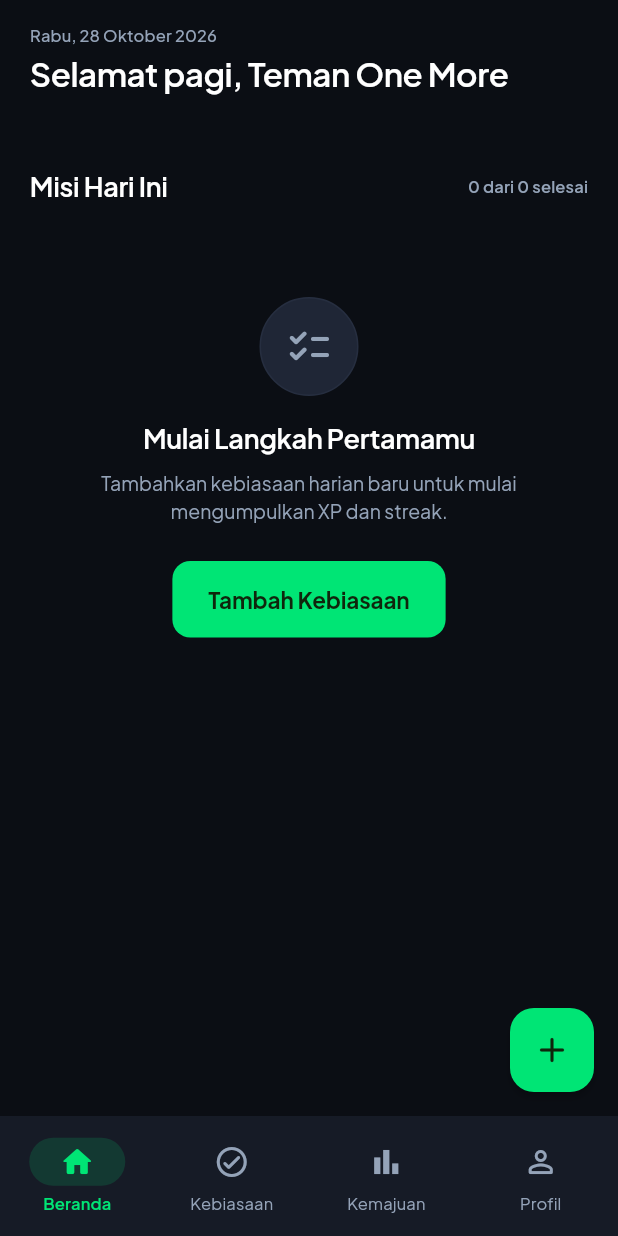
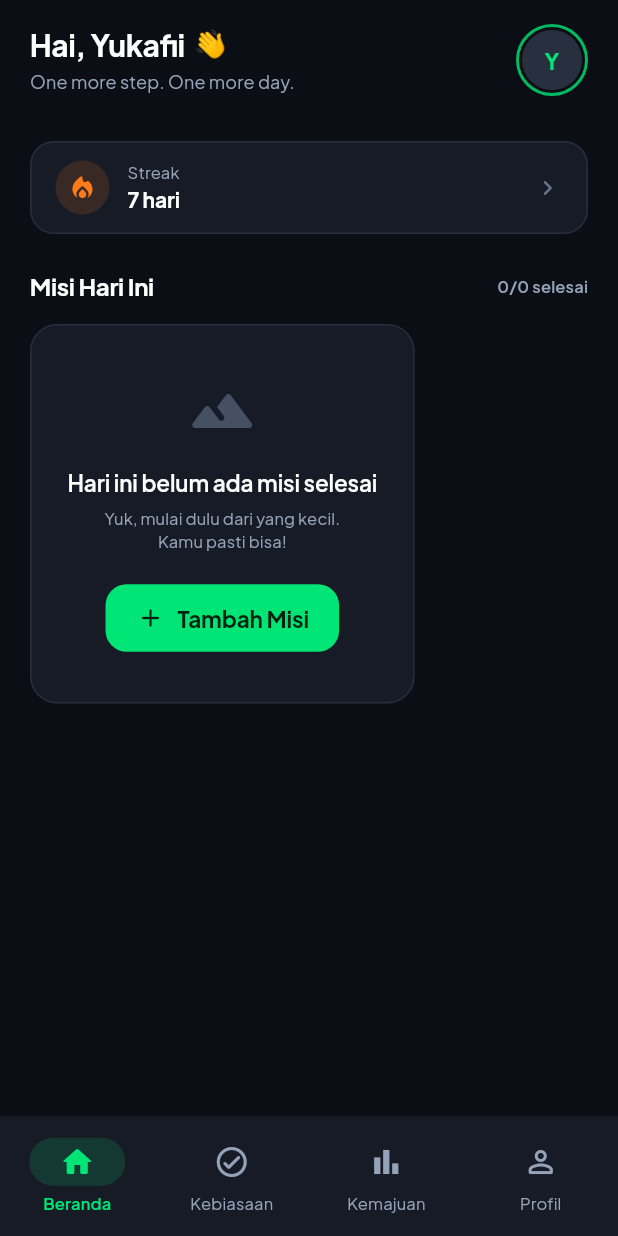
Before and after one commit to yungkaii/OneMore, a Flutter app: the DashboardScreen screen opened by its route, on a phone screen of 412 x 824 dp. Run offline on Flutter 3.47's test engine with Material 3 defaults, Android fonts, the phone set to English and light mode, and no system bars; our stand-ins replace flutter_local_notifications, flutter_riverpod, go_router, google_fonts, shared_preferences, supabase_flutter and 1 more; accounts and stored records are empty.

Commit message:
feat(dashboard): redesign dashboard with greeting card, xp progress, and streak banner

```diff
--- a/lib/features/dashboard/dashboard_screen.dart
+++ b/lib/features/dashboard/dashboard_screen.dart
@@ -2,14 +2,13 @@ import 'package:flutter/material.dart';
 import 'package:flutter_riverpod/flutter_riverpod.dart';
 import 'package:go_router/go_router.dart';
 import '../../core/constants/app_colors.dart';
-import '../../core/constants/app_strings.dart';
 import '../../core/constants/app_typography.dart';
 import '../../core/providers/app_providers.dart';
-import '../../core/widgets/empty_state.dart';
 import '../../core/widgets/level_up_dialog.dart';
 import '../../data/models/habit.dart';
 import 'widgets/greeting_card.dart';
 import 'widgets/mission_item_tile.dart';
+import 'widgets/streak_banner_card.dart';
 import 'widgets/xp_progress_card.dart';
 
 class DashboardScreen extends ConsumerStatefulWidget {
@@ -41,7 +40,7 @@ class _DashboardScreenState extends ConsumerState<DashboardScreen> {
           ScaffoldMessenger.of(context).showSnackBar(
             SnackBar(
               content: Text(
-                '${AppStrings.xpEarnedToast} (${habit.title})',
+                '+${habit.xpReward} XP diraih! (${habit.title})',
                 style: const TextStyle(fontWeight: FontWeight.w600),
               ),
               backgroundColor: AppColors.accentGreenDark,
@@ -50,7 +49,6 @@ class _DashboardScreenState extends ConsumerState<DashboardScreen> {
             ),
           );
 
-          // Level up celebration check
           if (result.currentLevel > currentLevel) {
             LevelUpDialog.show(context, result.currentLevel, result.totalXp);
           }
@@ -77,17 +75,16 @@ class _DashboardScreenState extends ConsumerState<DashboardScreen> {
 
   @override
   Widget build(BuildContext context) {
-    final theme = Theme.of(context);
-    final isDark = theme.brightness == Brightness.dark;
-
     final profileAsync = ref.watch(profileNotifierProvider);
     final habitsAsync = ref.watch(habitsNotifierProvider);
     final completionsAsync = ref.watch(todayCompletionsProvider);
 
     return Scaffold(
+      backgroundColor: AppColors.darkBackground,
       body: SafeArea(
         child: RefreshIndicator(
           color: AppColors.accentGreen,
+          backgroundColor: AppColors.darkSurface,
           onRefresh: () async {
             ref.read(profileNotifierProvider.notifier).loadProfile();
             ref.read(habitsNotifierProvider.notifier).loadHabits();
@@ -99,48 +96,58 @@ class _DashboardScreenState extends ConsumerState<DashboardScreen> {
             child: Column(
               crossAxisAlignment: CrossAxisAlignment.start,
               children: [
-                // Header & Profile Greeting
+                // Top Greeting & Avatar
                 profileAsync.when(
                   data: (profile) => GreetingCard(
-                    displayName: profile?.displayName ?? 'Teman One More',
+                    displayName: profile?.displayName ?? 'Yukafii',
+                    onAvatarTap: () => context.go('/profile'),
                   ),
-                  loading: () => const GreetingCard(displayName: '...'),
-                  error: (_, __) =>
-                      const GreetingCard(displayName: 'Teman One More'),
+                  loading: () => const GreetingCard(displayName: 'Yukafii'),
+                  error: (_, __) => const GreetingCard(displayName: 'Yukafii'),
                 ),
-                const SizedBox(height: 20),
+                const SizedBox(height: 18),
 
-                // XP & Level Progression Card
+                // Level Progress Card
                 profileAsync.when(
                   data: (profile) {
                     if (profile == null) return const SizedBox.shrink();
-                    return XpProgressCard(profile: profile);
+                    return XpProgressCard(
+                      profile: profile,
+                      onTap: () => context.push('/level-xp'),
+                    );
                   },
                   loading: () => Container(
-                    height: 120,
+                    height: 80,
                     decoration: BoxDecoration(
-                      color: isDark
-                          ? AppColors.darkSurface
-                          : AppColors.lightSurface,
-                      borderRadius: BorderRadius.circular(16),
+                      color: AppColors.darkSurface,
+                      borderRadius: BorderRadius.circular(18),
                     ),
-                    alignment: Alignment.center,
-                    child: const CircularProgressIndicator(strokeWidth: 2),
                   ),
                   error: (e, _) => Center(child: Text(e.toString())),
                 ),
-                const SizedBox(height: 28),
+                const SizedBox(height: 12),
 
-                // Missions Section Header
+                // Streak Banner Card
+                profileAsync.when(
+                  data: (profile) => StreakBannerCard(
+                    days: profile?.currentStreak ?? 7,
+                    onTap: () => context.push('/streak'),
+                  ),
+                  loading: () => const SizedBox.shrink(),
+                  error: (_, __) => const SizedBox.shrink(),
+                ),
+                const SizedBox(height: 24),
+
+                // Section Header: "Misi Hari Ini" ... "3/6 selesai"
                 Row(
                   mainAxisAlignment: MainAxisAlignment.spaceBetween,
                   children: [
                     Text(
-                      AppStrings.todayMissionsTitle,
+                      'Misi Hari Ini',
                       style: AppTypography.titleLarge.copyWith(
-                        color: isDark
-                            ? AppColors.darkTextPrimary
-                            : AppColors.lightTextPrimary,
+                        color: Colors.white,
+                        fontWeight: FontWeight.w700,
+                        fontSize: 16,
                       ),
                     ),
                     habitsAsync.when(
@@ -153,11 +160,9 @@ class _DashboardScreenState extends ConsumerState<DashboardScreen> {
                             .where((h) => completedSet.contains(h.id))
                             .length;
                         return Text(
-                          '$doneCount dari ${scheduled.length} ${AppStrings.completedCountSuffix}',
+                          '$doneCount/${scheduled.length} selesai',
                           style: AppTypography.bodySmall.copyWith(
-                            color: isDark
-                                ? AppColors.darkTextSecondary
-                                : AppColors.lightTextSecondary,
+                            color: AppColors.darkTextSecondary,
                             fontWeight: FontWeight.w600,
                           ),
                         );
@@ -169,7 +174,7 @@ class _DashboardScreenState extends ConsumerState<DashboardScreen> {
                 ),
                 const SizedBox(height: 14),
 
-                // Missions List
+                // Mission List
                 habitsAsync.when(
                   data: (habits) {
                     final now = DateTime.now();
@@ -179,24 +184,8 @@ class _DashboardScreenState extends ConsumerState<DashboardScreen> {
                     final profile = profileAsync.value;
                     final currentLevel = profile?.currentLevel ?? 1;
 
-                    if (habits.isEmpty) {
-                      return EmptyState(
-                        icon: Icons.checklist_rounded,
-                        title: 'Mulai Langkah Pertamamu',
-                        message:
-                            'Tambahkan kebiasaan harian baru untuk mulai mengumpulkan XP dan streak.',
-                        actionLabel: AppStrings.createHabit,
-                        onAction: () => context.push('/habits/new'),
-                      );
-                    }
-
-                    if (todayHabits.isEmpty) {
-                      return const EmptyState(
-                        icon: Icons.event_available_rounded,
-                        title: AppStrings.noMissionsScheduled,
-                        message:
-                            'Kamu tidak memiliki jadwal kebiasaan aktif untuk hari ini.',
-                      );
+                    if (habits.isEmpty || todayHabits.isEmpty) {
+                      return _buildEmptyMissionsCard(context);
                     }
 
                     return ListView.separated(
@@ -216,6 +205,8 @@ class _DashboardScreenState extends ConsumerState<DashboardScreen> {
                           isProcessing: isProcessing,
                           onToggle: () =>
                               _handleCompleteHabit(habit, currentLevel),
+                          onTap: () =>
+                              context.push('/habits/detail', extra: habit),
                         );
                       },
                     );
@@ -223,7 +214,11 @@ class _DashboardScreenState extends ConsumerState<DashboardScreen> {
                   loading: () => const Center(
                     child: Padding(
                       padding: EdgeInsets.all(32),
-                      child: CircularProgressIndicator(strokeWidth: 2),
+                      child: CircularProgressIndicator(
+                        strokeWidth: 2,
+                        valueColor: AlwaysStoppedAnimation<Color>(
+                            AppColors.accentGreen),
+                      ),
                     ),
                   ),
                   error: (e, _) => Center(
@@ -233,17 +228,64 @@ class _DashboardScreenState extends ConsumerState<DashboardScreen> {
                     ),
                   ),
                 ),
+                const SizedBox(height: 24),
               ],
             ),
           ),
         ),
       ),
-      floatingActionButton: FloatingActionButton(
-        backgroundColor: AppColors.accentGreen,
-        foregroundColor: const Color(0xFF0F260C),
-        elevation: 2,
-        onPressed: () => context.push('/habits/new'),
-        child: const Icon(Icons.add_rounded, size: 28),
+    );
+  }
+
+  /// Empty state matching the design image (mountain silhouette + "+ Tambah Misi")
+  Widget _buildEmptyMissionsCard(BuildContext context) {
+    return Container(
+      padding: const EdgeInsets.symmetric(horizontal: 24, vertical: 32),
+      decoration: BoxDecoration(
+        color: AppColors.darkSurface,
+        borderRadius: BorderRadius.circular(18),
+        border: Border.all(color: AppColors.darkBorder),
+      ),
+      child: Column(
+        children: [
+          Icon(
+            Icons.landscape_rounded,
+            size: 48,
+            color: AppColors.darkTextTertiary.withValues(alpha: 0.6),
+          ),
+          const SizedBox(height: 14),
+          Text(
+            'Hari ini belum ada misi selesai',
+            textAlign: TextAlign.center,
+            style: AppTypography.titleMedium.copyWith(
+              color: Colors.white,
+              fontWeight: FontWeight.w600,
+            ),
+          ),
+          const SizedBox(height: 6),
+          Text(
+            'Yuk, mulai dulu dari yang kecil.\nKamu pasti bisa!',
+            textAlign: TextAlign.center,
+            style: AppTypography.bodySmall.copyWith(
+              color: AppColors.darkTextSecondary,
+              height: 1.4,
+            ),
+          ),
+          const SizedBox(height: 20),
+          ElevatedButton.icon(
+            style: ElevatedButton.styleFrom(
+              backgroundColor: AppColors.accentGreen,
+              foregroundColor: const Color(0xFF032210),
+              shape: RoundedRectangleBorder(
+                  borderRadius: BorderRadius.circular(14)),
+              padding: const EdgeInsets.symmetric(horizontal: 20, vertical: 12),
+            ),
+            icon: const Icon(Icons.add_rounded, size: 20),
+            label: const Text('Tambah Misi',
+                style: TextStyle(fontWeight: FontWeight.w700)),
+            onPressed: () => context.push('/habits/new'),
+          ),
+        ],
       ),
     );
   }
--- a/lib/features/dashboard/widgets/greeting_card.dart
+++ b/lib/features/dashboard/widgets/greeting_card.dart
@@ -4,71 +4,70 @@ import '../../../core/constants/app_typography.dart';
 
 class GreetingCard extends StatelessWidget {
   final String displayName;
+  final VoidCallback? onAvatarTap;
 
-  const GreetingCard({super.key, required this.displayName});
-
-  String _getGreeting() {
-    final hour = DateTime.now().hour;
-    if (hour >= 4 && hour < 11) return 'Selamat pagi';
-    if (hour >= 11 && hour < 15) return 'Selamat siang';
-    if (hour >= 15 && hour < 19) return 'Selamat sore';
-    return 'Selamat malam';
-  }
-
-  String _formatIndonesianDate(DateTime date) {
-    const days = [
-      'Senin',
-      'Selasa',
-      'Rabu',
-      'Kamis',
-      'Jumat',
-      'Sabtu',
-      'Minggu'
-    ];
-    const months = [
-      'Januari',
-      'Februari',
-      'Maret',
-      'April',
-      'Mei',
-      'Juni',
-      'Juli',
-      'Agustus',
-      'September',
-      'Oktober',
-      'November',
-      'Desember'
-    ];
-
-    final dayName = days[date.weekday - 1];
-    final monthName = months[date.month - 1];
-    return '$dayName, ${date.day} $monthName ${date.year}';
-  }
+  const GreetingCard({
+    super.key,
+    required this.displayName,
+    this.onAvatarTap,
+  });
 
   @override
   Widget build(BuildContext context) {
-    final theme = Theme.of(context);
-    final isDark = theme.brightness == Brightness.dark;
-    final now = DateTime.now();
+    return Row(
+      mainAxisAlignment: MainAxisAlignment.spaceBetween,
+      children: [
+        Column(
+          crossAxisAlignment: CrossAxisAlignment.start,
+          children: [
+            Row(
+              children: [
+                Text(
+                  'Hai, $displayName',
+                  style: AppTypography.headlineMedium.copyWith(
+                    color: Colors.white,
+                    fontWeight: FontWeight.w700,
+                    fontSize: 20,
+                  ),
+                ),
+                const SizedBox(width: 6),
+                const Text('👋', style: TextStyle(fontSize: 18)),
+              ],
+            ),
+            const SizedBox(height: 3),
+            Text(
+              'One more step. One more day.',
+              style: AppTypography.bodySmall.copyWith(
+                color: AppColors.darkTextSecondary,
+                fontSize: 12,
+              ),
+            ),
+          ],
+        ),
 
-    return Column(
-      crossAxisAlignment: CrossAxisAlignment.start,
-      children: [
-        Text(
-          _formatIndonesianDate(now),
-          style: AppTypography.bodySmall.copyWith(
-            color: isDark
-                ? AppColors.darkTextSecondary
-                : AppColors.lightTextSecondary,
-            fontWeight: FontWeight.w500,
-          ),
-        ),
-        const SizedBox(height: 4),
-        Text(
-          '${_getGreeting()}, $displayName',
-          style: AppTypography.headlineMedium.copyWith(
-            color:
-                isDark ? AppColors.darkTextPrimary : AppColors.lightTextPrimary,
+        // Circular Avatar with green ring (matches design image)
+        GestureDetector(
+          onTap: onAvatarTap,
+          child: Container(
+            padding: const EdgeInsets.all(2),
+            decoration: BoxDecoration(
+              shape: BoxShape.circle,
+              border: Border.all(
+                color: AppColors.accentGreen.withValues(alpha: 0.8),
+                width: 2,
+              ),
+            ),
+            child: CircleAvatar(
+              radius: 20,
+              backgroundColor: const Color(0xFF282F3E),
+              child: Text(
+                displayName.isNotEmpty ? displayName[0].toUpperCase() : 'Y',
+                style: AppTypography.titleMedium.copyWith(
+                  color: AppColors.accentGreen,
+                  fontWeight: FontWeight.w700,
+                ),
+              ),
+            ),
           ),
         ),
       ],
--- /dev/null
+++ b/lib/features/dashboard/widgets/streak_banner_card.dart
@@ -0,0 +1,69 @@
+import 'package:flutter/material.dart';
+import '../../../core/constants/app_colors.dart';
+import '../../../core/constants/app_typography.dart';
+import '../../../core/widgets/app_card.dart';
+
+class StreakBannerCard extends StatelessWidget {
+  final int days;
+  final VoidCallback onTap;
+
+  const StreakBannerCard({
+    super.key,
+    required this.days,
+    required this.onTap,
+  });
+
+  @override
+  Widget build(BuildContext context) {
+    return AppCard(
+      padding: const EdgeInsets.symmetric(horizontal: 16, vertical: 12),
+      backgroundColor: AppColors.darkSurface,
+      borderColor: AppColors.darkBorder,
+      onTap: onTap,
+      child: Row(
+        children: [
+          Container(
+            padding: const EdgeInsets.all(8),
+            decoration: BoxDecoration(
+              color: AppColors.accentStreak.withValues(alpha: 0.15),
+              shape: BoxShape.circle,
+            ),
+            child: const Icon(
+              Icons.local_fire_department_rounded,
+              color: AppColors.accentStreak,
+              size: 20,
+            ),
+          ),
+          const SizedBox(width: 12),
+          Expanded(
+            child: Column(
+              crossAxisAlignment: CrossAxisAlignment.start,
+              children: [
+                Text(
+                  'Streak',
+                  style: AppTypography.bodySmall.copyWith(
+                    color: AppColors.darkTextSecondary,
+                    fontSize: 11,
+                  ),
+                ),
+                Text(
+                  '$days hari',
+                  style: AppTypography.titleMedium.copyWith(
+                    color: Colors.white,
+                    fontWeight: FontWeight.w700,
+                    fontSize: 14,
+                  ),
+                ),
+              ],
+            ),
+          ),
+          const Icon(
+            Icons.chevron_right_rounded,
+            color: AppColors.darkTextTertiary,
+            size: 20,
+          ),
+        ],
+      ),
+    );
+  }
+}
```
Also changed, not shown: lib/features/dashboard/widgets/mission_item_tile.dart (+105 -100 lines), lib/features/dashboard/widgets/xp_progress_card.dart (+33 -55 lines).
